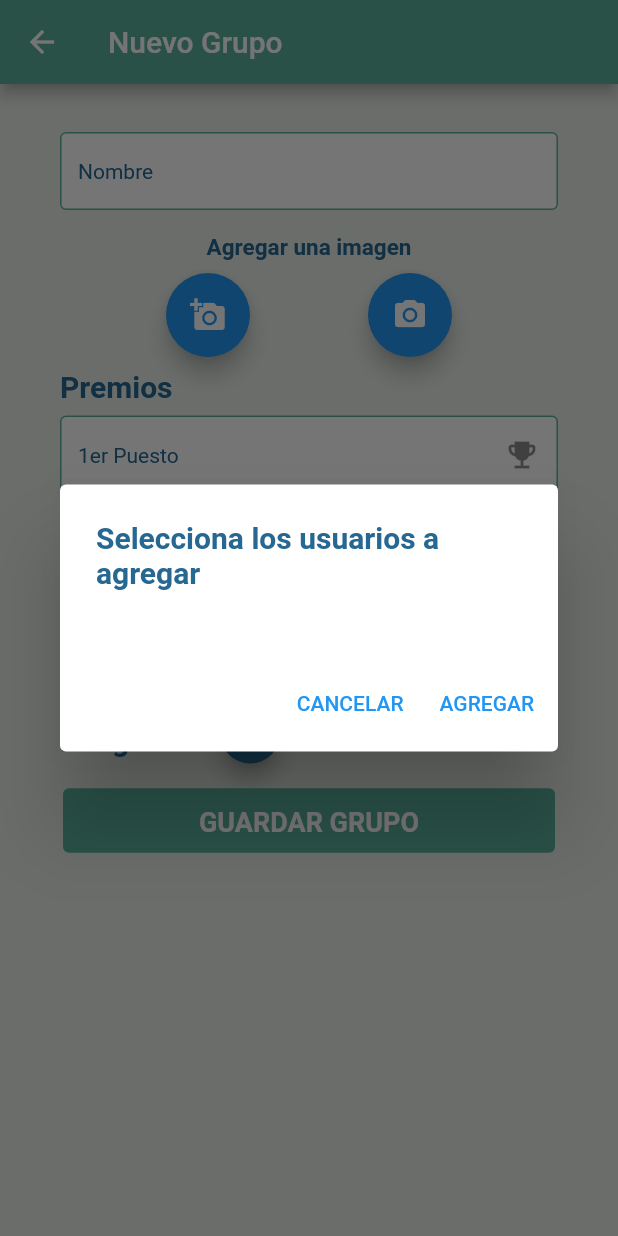
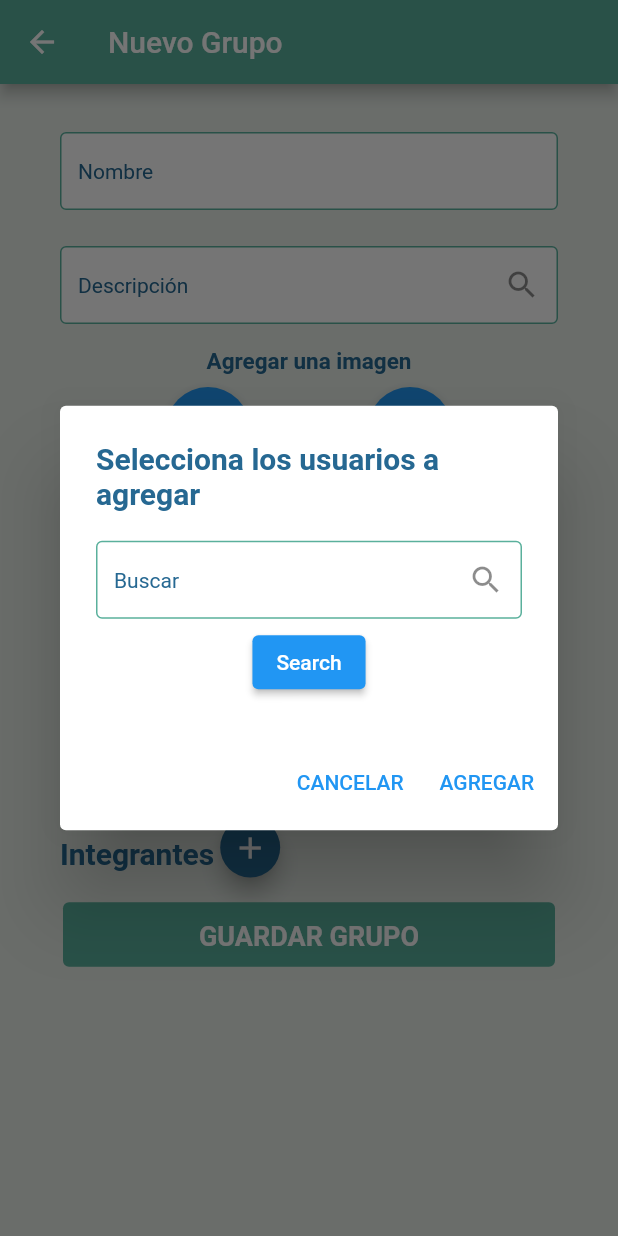
Before and after one commit to florchao/greencycle, a Flutter app: the NewGroup screen opened by its route, after a tap on the "add" icon, on a phone screen of 412 x 824 dp. Run offline on Flutter 3.47's test engine with Material 2 defaults, Android fonts, the phone set to English and light mode, and no system bars; our stand-ins replace auto_size_text, cloud_firestore, firebase_auth, firebase_core, fluttertoast, google_sign_in and 1 more; missing offline and left inert: sign_button; accounts and stored records are empty; Roboto replaces fonts that are missing (Railway).

Commit message:
Ahi esta la descripcion de newgroup

```diff
--- a/lib/screens/newgroup.dart
+++ b/lib/screens/newgroup.dart
@@ -13,9 +13,11 @@ import 'package:provider/provider.dart';
 class NewGroup extends StatelessWidget {
 
   final _groupNameController = TextEditingController();
+  final _groupDescriptionController = TextEditingController();
   final _prize1stController = TextEditingController();
   final _prize2ndController = TextEditingController();
   final _prize3rdController = TextEditingController();
+  final _searchController = TextEditingController();
 
   final List<String> usernames = [
     'Felo',
@@ -79,6 +81,35 @@ class NewGroup extends StatelessWidget {
                                     placeholder: "Nombre",
                                     controller: _groupNameController
                                   ),
+                                ),
+                                SizedBox(height: 8.0),
+                                Padding(
+                                  padding: const EdgeInsets.all(8.0),
+                                  child: TextField(
+                                      cursorColor: ArgonColors.black,
+                                      controller: _groupDescriptionController,
+                                      autofocus: false,
+                                      maxLines: null,
+                                      style:
+                                      TextStyle(height: 0.85, fontSize: 14.0, color: ArgonColors.verdeOscuro),
+                                      textAlignVertical: TextAlignVertical(y: 0.6),
+                                      decoration: InputDecoration(
+                                          filled: true,
+                                          fillColor: ArgonColors.white,
+                                          hintStyle: TextStyle(
+                                            color: ArgonColors.azul,
+                                          ),
+                                          suffixIcon: Icon(Icons.search_outlined),
+                                          enabledBorder: OutlineInputBorder(
+                                              borderRadius: BorderRadius.circular(4.0),
+                                              borderSide: BorderSide(
+                                                  color: ArgonColors.verdeOscuro, width: 1.0, style: BorderStyle.solid)),
+                                          focusedBorder: OutlineInputBorder(
+                                              borderRadius: BorderRadius.circular(4.0),
+                                              borderSide: BorderSide(
+                                                  color: ArgonColors.verdeOscuro, width: 1.0, style: BorderStyle.solid)),
+                                          hintText: "Descripción"
+                                      )),
                                 ),
                                 SizedBox(height: 8.0),
                                 Center(
@@ -226,6 +257,20 @@ class NewGroup extends StatelessWidget {
               width: double.infinity,
               child: Column(
                 mainAxisSize: MainAxisSize.min,
+                children: [
+                  Input(
+                    placeholder: "Buscar",
+                    suffixIcon: Icon(Icons.search_outlined),
+                    controller: _searchController,
+                  ),
+                  const SizedBox(
+                    height: 5.0,
+                  ),
+                  ElevatedButton(
+                    onPressed: () {},
+                    child: Text("Search")
+                  )
+                ]
                 // children: usernames.map((e) => CheckboxListTile(
                 //     title: Text(e),
                   //   onChanged: (value) {
--- a/lib/services/user_service.dart
+++ b/lib/services/user_service.dart
@@ -138,6 +138,11 @@ class UserService {
   //       action.toMap());
   // }
 
+    //gargar accion a todos los grupos del usuario
+    userRef.doc(getCurrentUserId()).collection(MyAction.collection_id).add(
+        action.toMap());
+  }
+  //
   // Future<List<MyAction>> getUserAction() async {
   //   QuerySnapshot qs = await userRef.doc(getCurrentUserId()).collection(
   //       MyAction.collection_id).get();
```
